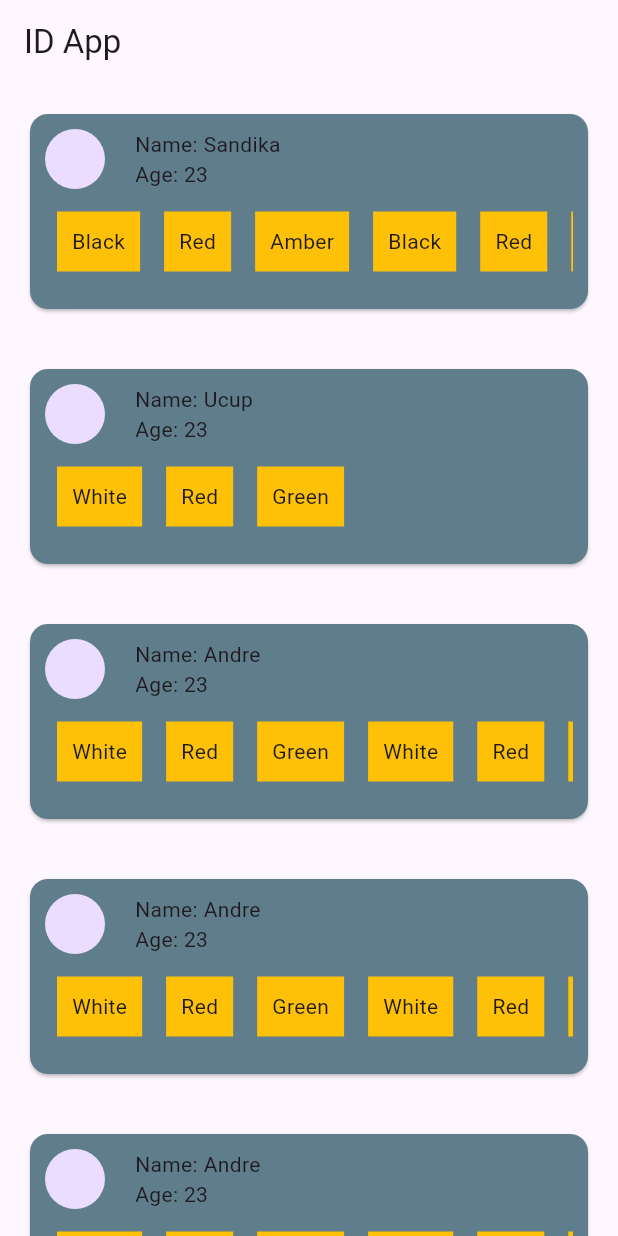
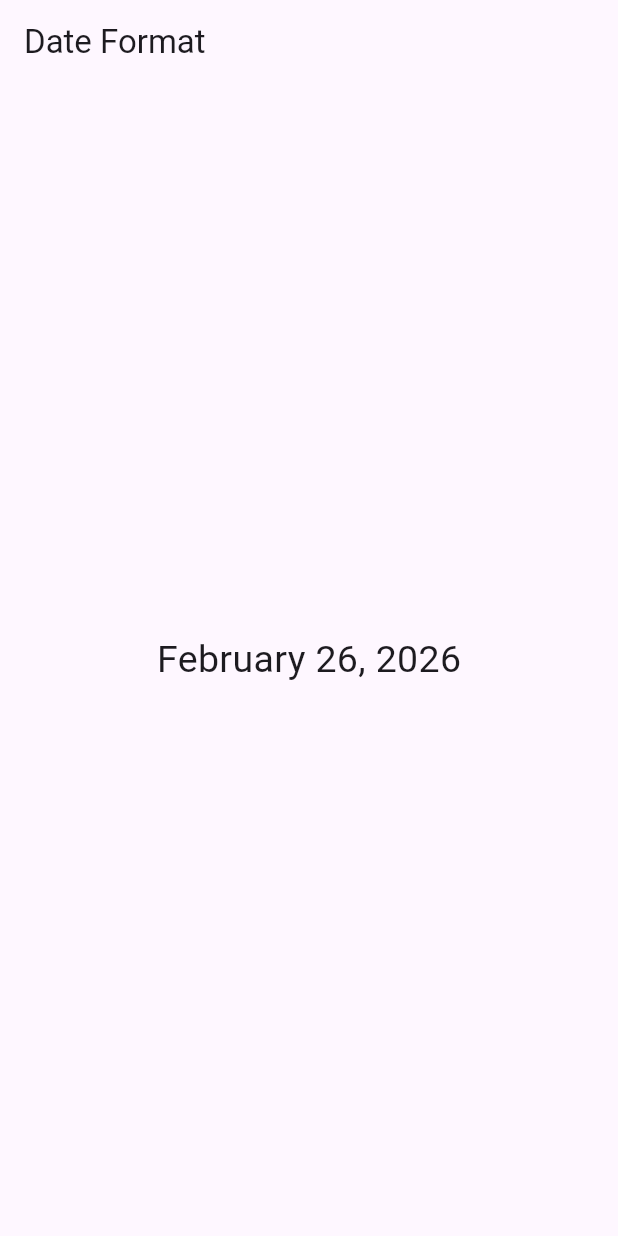
Before and after one commit to Alhaiza/flutter_core_concept, a Flutter app: the screen it shows after launch, on a phone screen of 412 x 824 dp. Run offline on Flutter 3.47's test engine with Material 3 defaults, Android fonts, the phone set to English and light mode, and no system bars.

Commit message:
Date Format

```diff
--- a/lib/main.dart
+++ b/lib/main.dart
@@ -1,5 +1,5 @@
 import 'package:flutter/material.dart';
-import 'package:faker/faker.dart';
+import 'package:intl/intl.dart';
 
 void main() {
   runApp(MyApp());
@@ -8,153 +8,16 @@ void main() {
 class MyApp extends StatelessWidget {
   const MyApp({super.key});
 
-  static const List<Map<String, Object>> myList = [
-    {
-      "name": "Sandika",
-      "age": 23,
-      "favColor": [
-        "Black",
-        "Red",
-        "Amber",
-        "Black",
-        "Red",
-        "Amber",
-        "Black",
-        "Red",
-        "Amber",
-      ],
-    },
-    {
-      "name": "Ucup",
-      "age": 23,
-      "favColor": ["White", "Red", "Green"],
-    },
-    {
-      "name": "Andre",
-      "age": 23,
-      "favColor": [
-        "White",
-        "Red",
-        "Green",
-        "White",
-        "Red",
-        "Green",
-        "White",
-        "Red",
-        "Green",
-        "White",
-        "Red",
-        "Green",
-      ],
-    },
-    {
-      "name": "Andre",
-      "age": 23,
-      "favColor": [
-        "White",
-        "Red",
-        "Green",
-        "White",
-        "Red",
-        "Green",
-        "White",
-        "Red",
-        "Green",
-        "White",
-        "Red",
-        "Green",
-      ],
-    },
-    {
-      "name": "Andre",
-      "age": 23,
-      "favColor": [
-        "White",
-        "Red",
-        "Green",
-        "White",
-        "Red",
-        "Green",
-        "White",
-        "Red",
-        "Green",
-        "White",
-        "Red",
-        "Green",
-      ],
-    },
-    {
-      "name": "Andre",
-      "age": 23,
-      "favColor": [
-        "White",
-        "Red",
-        "Green",
-        "White",
-        "Red",
-        "Green",
-        "White",
-        "Red",
-        "Green",
-        "White",
-        "Red",
-        "Green",
-      ],
-    },
-  ];
-
   @override
   Widget build(BuildContext context) {
     return MaterialApp(
       home: Scaffold(
-        appBar: AppBar(title: Text("ID App")),
-        body: ListView(
-          // Children nya dijadiin mappingan
-          children: myList.map((data) {
-            final List<String> myFavColor = data['favColor'] as List<String>;
-            return Card(
-              margin: EdgeInsets.all(20),
-              color: Colors.blueGrey,
-              child: Container(
-                margin: EdgeInsets.all(10),
-                child: Column(
-                  crossAxisAlignment: CrossAxisAlignment.start,
-                  children: [
-                    Row(
-                      children: [
-                        CircleAvatar(),
-                        SizedBox(width: 20),
-                        Column(
-                          crossAxisAlignment: CrossAxisAlignment.start,
-                          children: [
-                            Text("Name: ${data['name']}"),
-                            Text("Age: ${data['age']}"),
-                          ],
-                        ),
-                      ],
-                    ),
-                    SingleChildScrollView(
-                      scrollDirection: Axis.horizontal,
-                      child: Row(
-                        mainAxisAlignment: MainAxisAlignment.start,
-                        children: myFavColor.map((color) {
-                          return Container(
-                            color: Colors.amber,
-                            margin: EdgeInsets.symmetric(
-                              vertical: 15,
-                              horizontal: 8,
-                            ),
-                            padding: EdgeInsets.all(10),
-                            child: Text(color),
-                          );
-                        }).toList(),
-                      ),
-                    ),
-                  ],
-                ),
-              ),
-            );
-          }).toList(),
+        appBar: AppBar(title: Text("Date Format")),
+        body: Center(
+          child: Text(
+            DateFormat.yMMMMd().format(DateTime.now()),
+            style: TextStyle(fontSize: 25),
+          ),
         ),
       ),
     );
--- a/pubspec.yaml
+++ b/pubspec.yaml
@@ -31,6 +31,7 @@ dependencies:
   flutter:
     sdk: flutter
   faker: ^2.2.0
+  intl: ^0.20.2
 
   # The following adds the Cupertino Icons font to your application.
   # Use with the CupertinoIcons class for iOS style icons.
```
Also changed, not shown: pubspec.lock.
